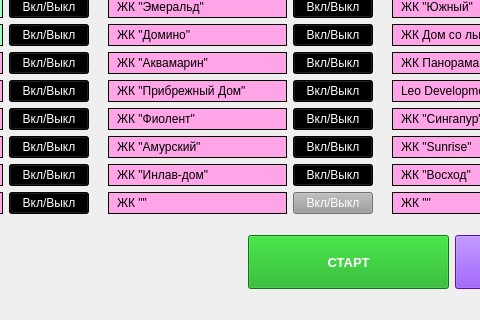
This is design_2.ui in gorod-old/DesktopIntervalParser as Qt 5 draws it before an edit; both pictures show x 468 to 948 and y 544 to 864 of the 1133 by 864 pixel window. The edited form follows.
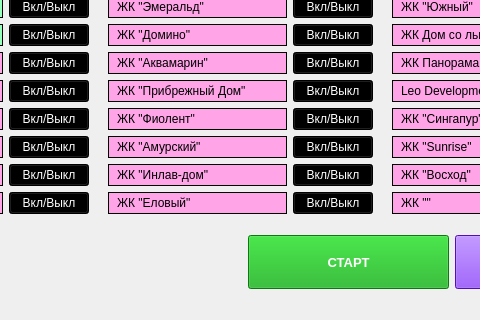
This is the edited form.

The edit to the form file:
```diff
--- a/design_2.ui
+++ b/design_2.ui
@@ -1848,14 +1848,14 @@
 border: 1px solid;</string>
             </property>
             <property name="text">
-             <string>ЖК &quot;&quot;</string>
+             <string>ЖК &quot;Еловый&quot;</string>
             </property>
            </widget>
           </item>
           <item>
            <widget class="QPushButton" name="siteButton_39">
             <property name="styleSheet">
-             <string notr="true">background-color: rgb(156, 156, 156);
+             <string notr="true">background-color: rgb(0, 0, 0);
 color: rgb(255, 255, 255);</string>
             </property>
             <property name="text">
```
